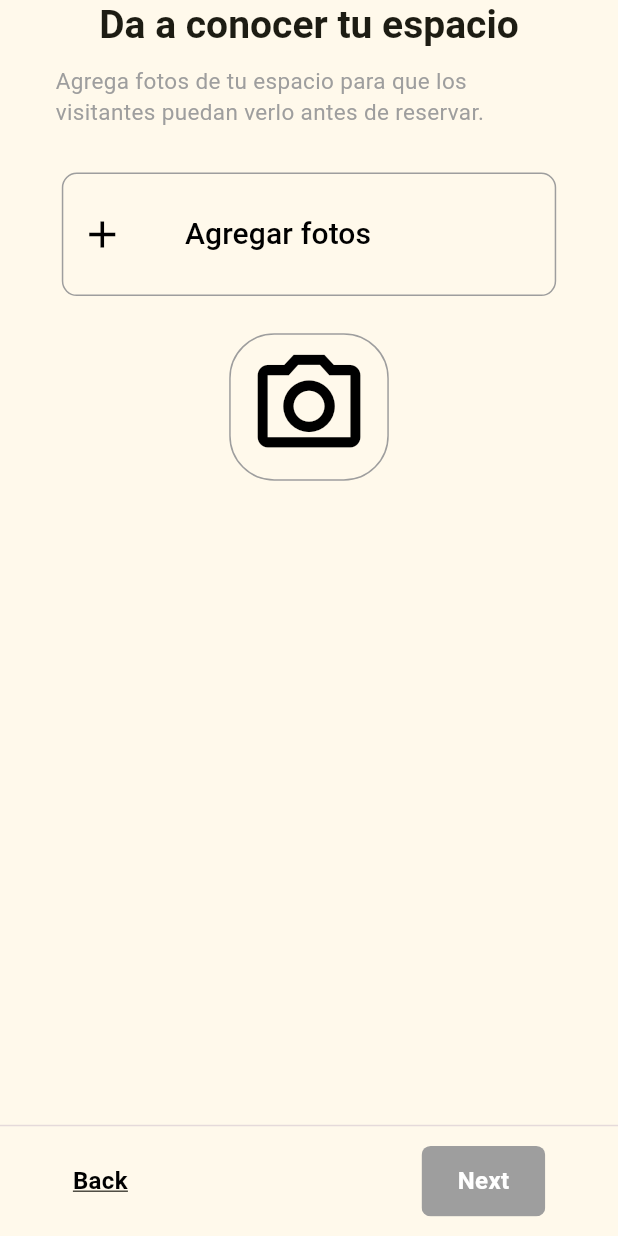
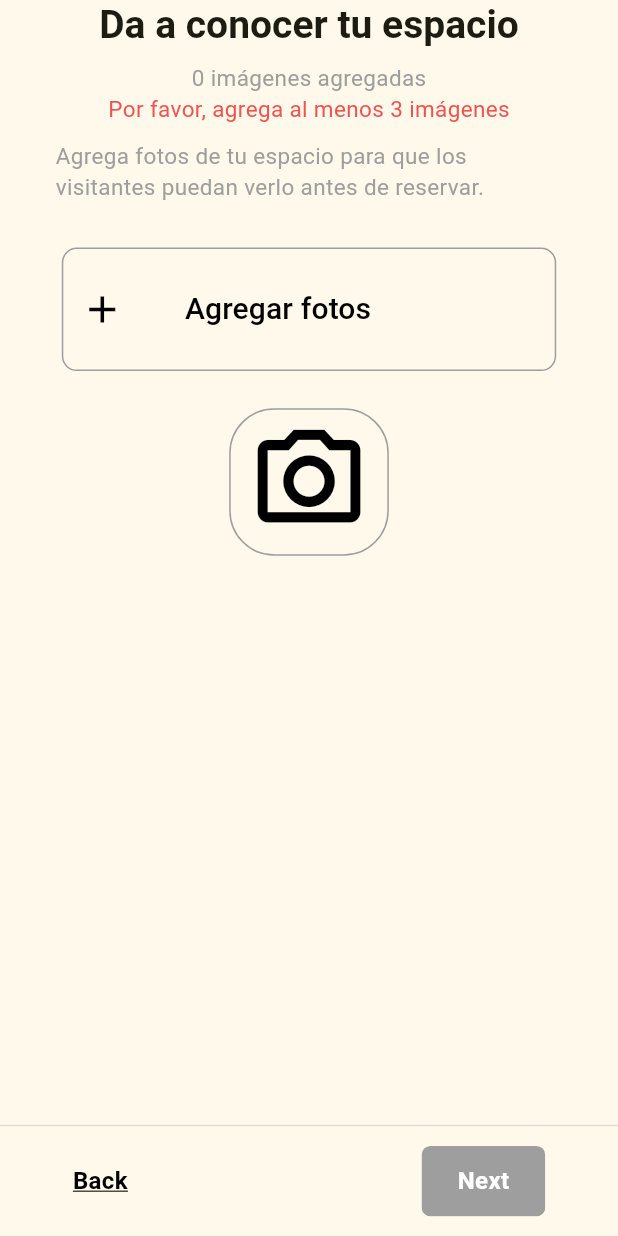
Before and after one commit to CanulMena/StudentHive, a Flutter app: the AddHouseImages screen opened directly with empty values, on a phone screen of 412 x 824 dp. Run offline on Flutter 3.47's test engine with Material 3 defaults, Android fonts, the phone set to English and light mode, and no system bars; our stand-ins replace card_swiper, dio, flutter_keyboard_visibility, flutter_riverpod, go_router, image_picker and 1 more; accounts and stored records are empty.

Commit message:
steps-create-publication. erros fixed

```diff
--- a/lib/infrastructure/models/studenthivedb/studenthivedb_response.dart
+++ /dev/null
@@ -1,2 +0,0 @@
-//TODO: Estará la respuesta que tendrá la paginacion. - respuesta de studenthivedb
-//StudentHiveDbResponse
--- a/lib/presentation/views/widgets/account_view.dart/create_publication/steps_for_creation_publication/add_house_images.dart
+++ b/lib/presentation/views/widgets/account_view.dart/create_publication/steps_for_creation_publication/add_house_images.dart
@@ -42,6 +42,20 @@ class _AddHouseImagesState extends ConsumerState<AddHouseImages> {
               title:'Da a conocer tu espacio'
               ),
 
+            const SizedBox(height: 8,),
+
+            Text(
+              '${imageFileList.length} imágenes agregadas',
+              style: const TextStyle(fontSize: 15, color: Colors.grey),
+            ),
+
+            if (imageFileList.length < 3) ...[
+              Text(
+                'Por favor, agrega al menos 3 imágenes',
+                style: TextStyle(fontSize: 15, color: Colors.red[400]),
+              ),
+            ],
+
             Container(
               padding: const EdgeInsets.symmetric(horizontal: 25, vertical: 10),
               child: const Text(
@@ -52,7 +66,7 @@ class _AddHouseImagesState extends ConsumerState<AddHouseImages> {
 
             const SizedBox(height: 20,),
 
-            if( imageFileList.isNotEmpty ) ...[
+            if( imageFileList.isNotEmpty ) ...[ // If the list is not empty, then show the images
 
               ContainerImages( // This is the main image, the one that is bigger
                 width: screenSize.width * 0.9,
```
